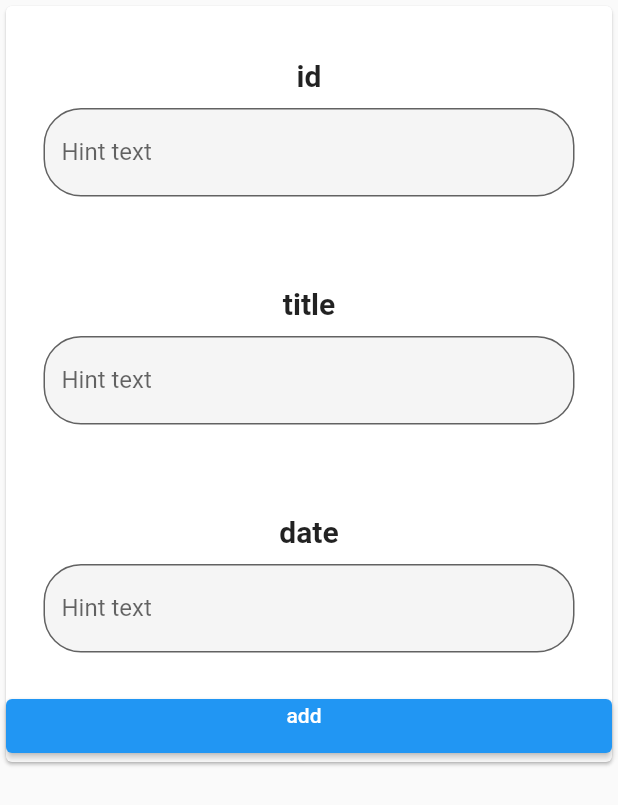
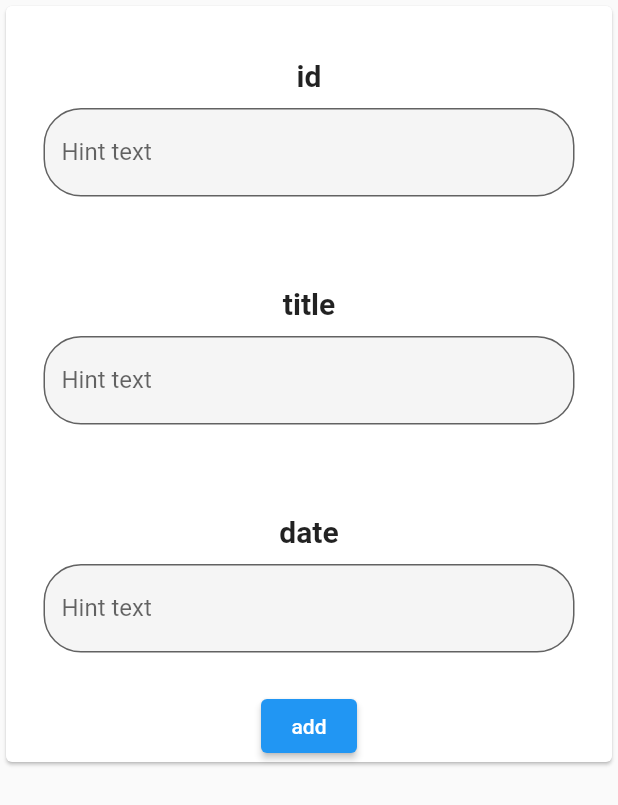
Before and after one commit to hoanghan0709/todoBloc, a Flutter app: the screen it shows after launch, after a tap on the "add" icon, on a phone screen of 412 x 824 dp. Shown: the top 805 px of the screen. Run offline on Flutter 3.47's test engine with Material 2 defaults, Android fonts, the phone set to English and light mode, and no system bars; our stand-ins replace bloc, equatable, flutter_bloc.

Commit message:
push first project todoapp

```diff
--- a/lib/main.dart
+++ b/lib/main.dart
@@ -6,9 +6,11 @@ import 'package:todos_bloc/module/home/bloc/home_bloc.dart';
 
 import 'module/home/screen/screen_home.dart';
 import 'module/home/update/bloc/iscompupdate_bloc.dart';
+import 'package:flutter/rendering.dart';
 
 void main() {
   BlocOverrides.runZoned(() => runApp(const MyApp()), blocObserver: Observer());
+  debugPaintSizeEnabled = false;
 }
 
 class MyApp extends StatelessWidget {
--- a/lib/module/home/add/screen/screen_add.dart
+++ b/lib/module/home/add/screen/screen_add.dart
@@ -34,7 +34,8 @@ class HomeAdd extends StatelessWidget {
                 textfield('id', textid),
                 textfield('title', texttitle),
                 textfield('date', textdate),
-                ElevatedButton(
+                Center(
+                  child: ElevatedButton(
                       onPressed: () {
                         var todo = TodoModel(
                             id: textid.text,
@@ -44,9 +45,8 @@ class HomeAdd extends StatelessWidget {
 
                         context.read<AddBloc>().add(addEvents(todo: todo));
                       },
-                    child: Center(
-                        child: Container(
-                            height: 30.0, width: 30.0, child: Text('add'))))
+                      child: Text('add')),
+                )
               ],
               crossAxisAlignment: CrossAxisAlignment.start,
             ),
--- a/lib/module/isCompleted/bloc/iscompleted_bloc.dart
+++ b/lib/module/isCompleted/bloc/iscompleted_bloc.dart
@@ -21,6 +21,5 @@ class IscompletedBloc extends Bloc<IscompletedEvent, IscompletedState> {
         },
       );
     });
-
   }
 }
--- a/lib/module/isCompleted/screen/screen_iscompleted.dart
+++ b/lib/module/isCompleted/screen/screen_iscompleted.dart
@@ -29,7 +29,8 @@ class isCompletedScreen extends StatelessWidget {
         child: BlocBuilder<IscompletedBloc, IscompletedState>(
           builder: (context, state) {
             if (state is IscompletedLoading) {
-              return CircularProgressIndicator.adaptive();
+              // return CircularProgressIndicator.adaptive();
+              return Text('---abc---');
             }
             if (state is IscompletedLoaded) {
               return Column(
```
Also changed, not shown: lib/module/home/update/bloc/iscompupdate_bloc.dart (+9 -7 lines). Lines whose indentation alone changed are shown as unchanged.
